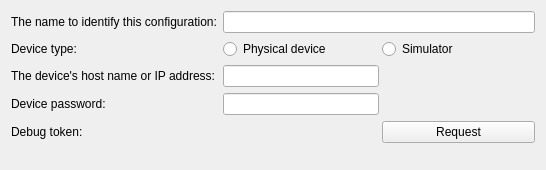
Above: src/plugins/qnx/blackberrydeviceconfigurationwizardsetuppage.ui from qt-creator/qt-creator before the change. Below: the same form after it.
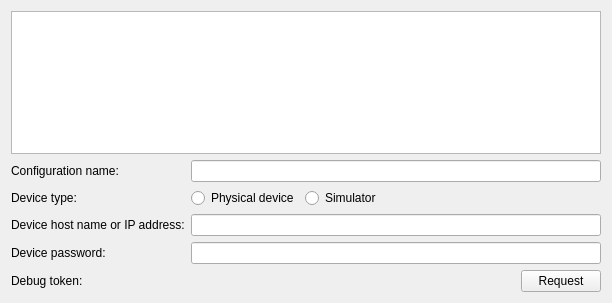
That is the form after the change. Custom widgets are drawn as their Qt base class.

Commit message:
Qnx: Device auto-detection in Add BlackBerry Device wizard
BlackBerryDeviceConfigurationWizardSetupPage auto-detects devices
that are reachable from a host machine and allows an user to choose
one of them to pre-fill the fields on the page.

DeviceListDectector class added for auto-detecting devices.

BlackBerryNdkProcess::resolveNdkToolPath() method added to allow
resolve cmd-line tools fill path.

```diff
--- a/src/plugins/qnx/blackberrydeviceconfigurationwizardsetuppage.ui
+++ b/src/plugins/qnx/blackberrydeviceconfigurationwizardsetuppage.ui
@@ -6,18 +6,23 @@
    <rect>
     <x>0</x>
     <y>0</y>
-    <width>546</width>
-    <height>170</height>
+    <width>612</width>
+    <height>303</height>
    </rect>
   </property>
   <property name="windowTitle">
    <string>WizardPage</string>
   </property>
-  <layout class="QFormLayout" name="formLayout">
+  <layout class="QVBoxLayout" name="verticalLayout">
+   <item>
+    <widget class="QListWidget" name="deviceListWidget"/>
+   </item>
+   <item>
+    <layout class="QGridLayout" name="gridLayout">
    <item row="0" column="0">
     <widget class="QLabel" name="label">
      <property name="text">
-      <string>The name to identify this configuration:</string>
+        <string>Configuration name:</string>
      </property>
     </widget>
    </item>
@@ -32,7 +37,7 @@
     </widget>
    </item>
    <item row="1" column="1">
-    <layout class="QHBoxLayout" name="horizontalLayout_3">
+      <layout class="QHBoxLayout" name="horizontalLayout">
      <item>
       <widget class="QRadioButton" name="physicalDevice">
        <property name="text">
@@ -47,35 +52,31 @@
        </property>
       </widget>
      </item>
+       <item>
+        <spacer name="horizontalSpacer">
+         <property name="orientation">
+          <enum>Qt::Horizontal</enum>
+         </property>
+         <property name="sizeHint" stdset="0">
+          <size>
+           <width>40</width>
+           <height>20</height>
+          </size>
+         </property>
+        </spacer>
+       </item>
     </layout>
    </item>
    <item row="2" column="0">
     <widget class="QLabel" name="label_2">
      <property name="text">
-      <string>The device's host name or IP address:</string>
+        <string>Device host name or IP address:</string>
      </property>
     </widget>
    </item>
    <item row="2" column="1">
-    <layout class="QHBoxLayout" name="horizontalLayout">
-     <item>
       <widget class="QLineEdit" name="deviceHostIp"/>
      </item>
-     <item>
-      <spacer name="horizontalSpacer">
-       <property name="orientation">
-        <enum>Qt::Horizontal</enum>
-       </property>
-       <property name="sizeHint" stdset="0">
-        <size>
-         <width>40</width>
-         <height>20</height>
-        </size>
-       </property>
-      </spacer>
-     </item>
-    </layout>
-   </item>
    <item row="3" column="0">
     <widget class="QLabel" name="label_3">
      <property name="text">
@@ -84,29 +85,12 @@
     </widget>
    </item>
    <item row="3" column="1">
-    <layout class="QHBoxLayout" name="horizontalLayout_2">
-     <item>
       <widget class="QLineEdit" name="password">
        <property name="echoMode">
         <enum>QLineEdit::Password</enum>
        </property>
       </widget>
      </item>
-     <item>
-      <spacer name="horizontalSpacer_2">
-       <property name="orientation">
-        <enum>Qt::Horizontal</enum>
-       </property>
-       <property name="sizeHint" stdset="0">
-        <size>
-         <width>40</width>
-         <height>20</height>
-        </size>
-       </property>
-      </spacer>
-     </item>
-    </layout>
-   </item>
    <item row="4" column="0">
     <widget class="QLabel" name="label_5">
      <property name="text">
@@ -115,9 +99,16 @@
     </widget>
    </item>
    <item row="4" column="1">
-    <layout class="QHBoxLayout" name="horizontalLayout_4">
+      <layout class="QHBoxLayout" name="horizontalLayout_2">
      <item>
-      <widget class="Utils::PathChooser" name="debugToken" native="true"/>
+        <widget class="Utils::PathChooser" name="debugToken" native="true">
+         <property name="sizePolicy">
+          <sizepolicy hsizetype="Expanding" vsizetype="Preferred">
+           <horstretch>0</horstretch>
+           <verstretch>0</verstretch>
+          </sizepolicy>
+         </property>
+        </widget>
      </item>
      <item>
       <widget class="QPushButton" name="requestButton">
@@ -125,6 +116,8 @@
         <string>Request</string>
        </property>
       </widget>
+       </item>
+      </layout>
      </item>
     </layout>
    </item>
```
Lines whose indentation alone changed are shown as unchanged. The commit also changes 7 other files.
